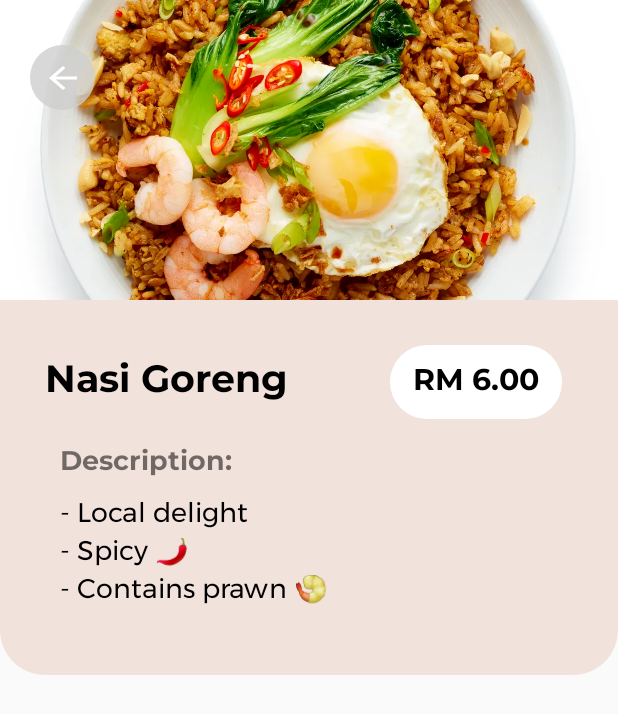
After one commit to tyxuan02/JomMakan, an Android app: the layout fragment_food_fragement.xml on its own in the app's theme, with its tools: preview values and no code run, on a phone screen of 412 x 824 dp. The commit adds this screen. Shown: the top 714 px of the screen. Run offline under Robolectric (Android 15) with nearby library versions, the phone set to English and light mode, and no system bars; Roboto replaces fonts that are not available here.

Commit message:
- Create CartItem class - Create food page (not done yet)

```diff
--- a/app/src/main/java/com/example/jommakan/Food.java
+++ b/app/src/main/java/com/example/jommakan/Food.java
@@ -7,12 +7,13 @@ import androidx.room.TypeConverter;
 import com.google.firebase.crashlytics.buildtools.reloc.com.google.common.reflect.TypeToken;
 import com.google.gson.Gson;
 
+import java.io.Serializable;
 import java.lang.reflect.Type;
 import java.util.ArrayList;
 
 // To create food object
 @Entity(tableName = "Food", primaryKeys = {"name", "location", "stall"})
-public class Food {
+public class Food implements Serializable {
 
     @NonNull
     protected String name, location, stall;
--- a/app/src/main/java/com/example/jommakan/StallFoodItemAdapter.java
+++ b/app/src/main/java/com/example/jommakan/StallFoodItemAdapter.java
@@ -44,9 +44,9 @@ public class StallFoodItemAdapter extends RecyclerView.Adapter<StallFoodItemAdap
         holder.stall_food_item_card_view.setOnClickListener(new View.OnClickListener() {
             @Override
             public void onClick(View v) {
-//                Bundle bundle = new Bundle();
-//                bundle.putSerializable("food", (Serializable) food_list.get(position));
-//                Navigation.findNavController(v).navigate(R.id., bundle);
+                Bundle bundle = new Bundle();
+                bundle.putSerializable("food", (Serializable) food_list.get(position));
+                Navigation.findNavController(v).navigate(R.id.DestFood, bundle);
             }
         });
     }
--- /dev/null
+++ b/app/src/main/res/layout/fragment_food_fragement.xml
@@ -0,0 +1,109 @@
+<?xml version="1.0" encoding="utf-8"?>
+<LinearLayout xmlns:android="http://schemas.android.com/apk/res/android"
+    xmlns:tools="http://schemas.android.com/tools"
+    android:layout_width="match_parent"
+    android:layout_height="match_parent"
+    tools:context=".FoodFragment"
+    android:orientation="vertical">
+
+    <LinearLayout
+        android:layout_width="match_parent"
+        android:layout_height="450dp"
+        android:orientation="vertical">
+
+        <RelativeLayout
+            android:layout_width="wrap_content"
+            android:layout_height="wrap_content">
+
+            <ImageView
+                android:id="@+id/food_image"
+                android:layout_width="match_parent"
+                android:layout_height="200dp"
+                android:src="@drawable/nasi_goreng_image"
+                android:scaleType="centerCrop"
+                android:adjustViewBounds="true"/>
+
+            <ImageButton
+                android:id="@+id/back_button"
+                android:layout_width="43dp"
+                android:layout_height="43dp"
+                android:src="@drawable/back_button_icon"
+                android:background="@drawable/back_button_shape"
+                android:layout_marginTop="30dp"
+                android:layout_marginStart="20dp"/>
+        </RelativeLayout>
+
+        <LinearLayout
+            android:layout_width="match_parent"
+            android:layout_height="match_parent"
+            android:orientation="vertical"
+            android:paddingStart="30dp"
+            android:paddingEnd="20dp"
+            android:paddingTop="10dp"
+            android:paddingBottom="15dp"
+            android:background="@drawable/stall_details_shape">
+
+            <LinearLayout
+                android:layout_width="match_parent"
+                android:layout_height="wrap_content"
+                android:orientation="horizontal"
+                android:layout_marginTop="10dp">
+
+                <TextView
+                    android:id="@+id/food_name"
+                    android:layout_width="230dp"
+                    android:layout_height="70dp"
+                    android:text="Nasi Goreng"
+                    android:fontFamily="@font/montserrat_bold"
+                    android:textSize="25sp"
+                    android:maxLines="2"
+                    android:gravity="center_vertical"
+                    android:textColor="#000000"
+                    android:lineHeight="30dp"/>
+
+                <TextView
+                    android:id="@+id/food_price"
+                    android:layout_width="wrap_content"
+                    android:layout_height="wrap_content"
+                    android:layout_gravity="center"
+                    android:text="RM 6.00"
+                    android:fontFamily="@font/montserrat_bold"
+                    android:textSize="20sp"
+                    android:textColor="#000000"
+                    android:background="@drawable/open_close_shape"
+                    android:paddingTop="10dp"
+                    android:paddingBottom="10dp"
+                    android:paddingStart="15dp"
+                    android:paddingEnd="15dp"/>
+            </LinearLayout>
+
+            <LinearLayout
+                android:layout_width="match_parent"
+                android:layout_height="match_parent"
+                android:orientation="vertical"
+                android:layout_marginTop="5dp"
+                android:paddingStart="10dp">
+
+                <TextView
+                    android:id="@+id/food_description_title"
+                    android:layout_width="wrap_content"
+                    android:layout_height="wrap_content"
+                    android:text="Description:"
+                    android:fontFamily="@font/montserrat_bold"
+                    android:textSize="18sp"/>
+
+                <TextView
+                    android:id="@+id/food_description"
+                    android:layout_width="wrap_content"
+                    android:layout_height="match_parent"
+                    android:text="- Local delight\n- Spicy 🌶️\n- Contains prawn 🍤"
+                    android:layout_marginTop="5dp"
+                    android:fontFamily="@font/montserrat"
+                    android:textSize="18sp"
+                    android:lineHeight="25dp"
+                    android:maxLines="4"
+                    android:textColor="#000000"/>
+            </LinearLayout>
+        </LinearLayout>
+    </LinearLayout>
+</LinearLayout>
--- a/app/src/main/res/layout/fragment_stall.xml
+++ b/app/src/main/res/layout/fragment_stall.xml
@@ -20,7 +20,7 @@
                 android:layout_width="match_parent"
                 android:layout_height="200dp"
                 android:src="@drawable/restoran_famidah_image"
-                android:scaleType="fitXY"
+                android:scaleType="centerCrop"
                 android:adjustViewBounds="true"/>
 
             <ImageButton
--- a/app/src/main/res/navigation/nav_graph.xml
+++ b/app/src/main/res/navigation/nav_graph.xml
@@ -51,5 +51,10 @@
         android:name="com.example.jommakan.StallFragment"
         android:label="fragment_stall"
         tools:layout="@layout/fragment_stall" />
+    <fragment
+        android:id="@+id/DestFood"
+        android:name="com.example.jommakan.FoodFragment"
+        android:label="fragment_food_fragement"
+        tools:layout="@layout/fragment_food_fragement" />
 
 </navigation>
```
Also changed, not shown: app/src/main/java/com/example/jommakan/CartItem.java (added, +80 -0 lines), app/src/main/java/com/example/jommakan/FoodFragment.java (added, +39 -0 lines).
